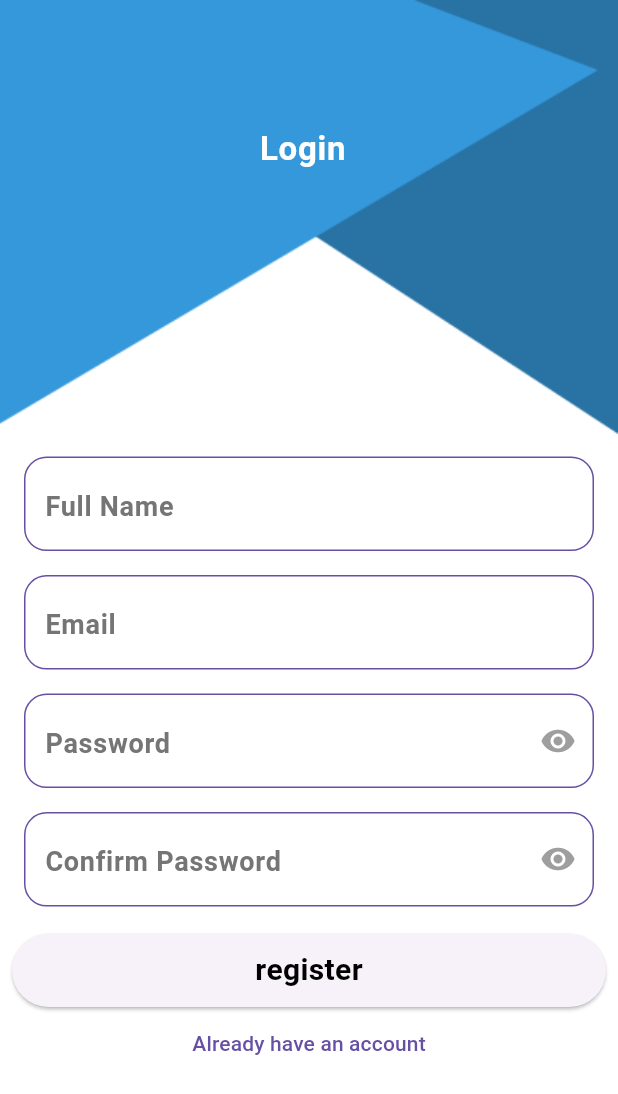
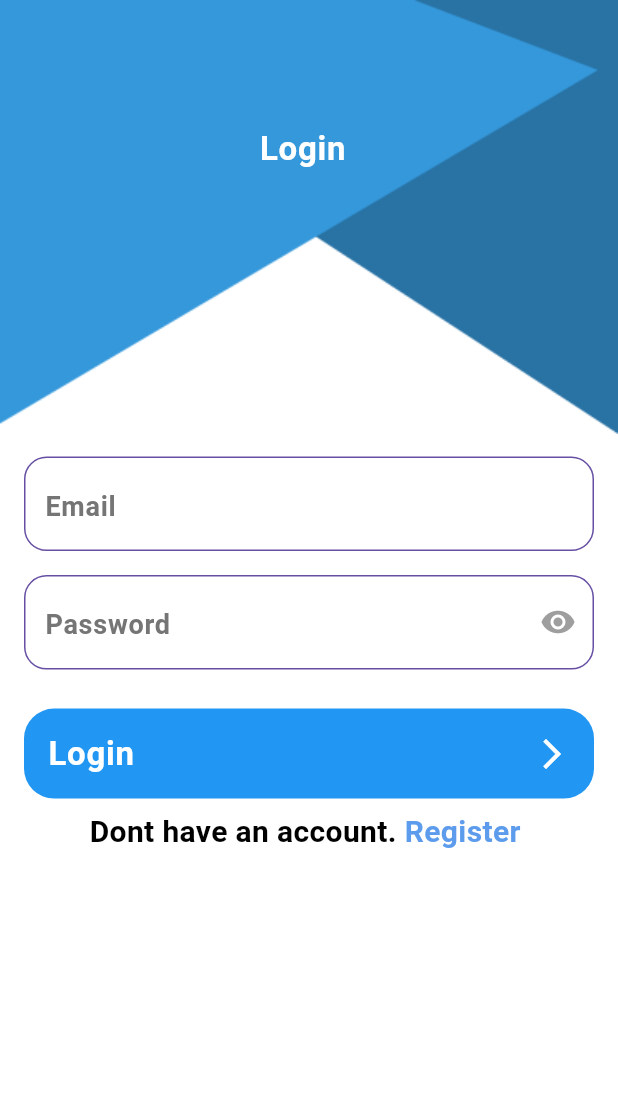
Before and after one commit to mohamedmousa2003/To-Do, a Flutter app: the screen it shows after launch, on a phone screen of 412 x 824 dp. Shown: the top 1094 px of the screen. Run offline on Flutter 3.47's test engine with Material 3 defaults, Android fonts, the phone set to English and light mode, and no system bars; our stand-ins replace cloud_firestore, date_picker_timeline, firebase_core, flutter_slidable, fluttertoast; accounts and stored records are empty; generated files the repository leaves out were written again.

Commit message:
add login

```diff
--- a/lib/main.dart
+++ b/lib/main.dart
@@ -33,7 +33,7 @@ class MyApp extends StatelessWidget {
     return MaterialApp(
       debugShowCheckedModeBanner: false,
       title: 'TO DO',
-      initialRoute: Register.routeName,
+      initialRoute: Login.routName,
       localizationsDelegates: AppLocalizations.localizationsDelegates,
       supportedLocales: AppLocalizations.supportedLocales,
       locale: Locale(provider.localeProvider),
@@ -41,8 +41,8 @@ class MyApp extends StatelessWidget {
       routes: {
         SplashScreen.routeName: (context) => const SplashScreen(),
         HomeLayout.routeName: (context) => HomeLayout(),
+        Login.routName: (context) => Login(),
         Register.routeName: (context) => Register(),
-        Login.routName: (context) => Login(),
       },
     );
   }
--- a/lib/pages/login/login.dart
+++ b/lib/pages/login/login.dart
@@ -1,16 +1,145 @@
 import 'package:flutter/material.dart';
+import 'package:todo/core/app_color.dart';
+import 'package:todo/pages/redister/register.dart';
+import 'package:todo/widget/tap_text.dart';
 
 class Login extends StatelessWidget {
-  const Login({super.key});
+  Login({super.key});
 
   static String routName = "login";
+  var password_Controller = TextEditingController();
+  var email_Controller = TextEditingController();
+  var formKey = GlobalKey<FormState>();
 
   @override
   Widget build(BuildContext context) {
+    var theme = Theme.of(context);
+    var mediaQuery = MediaQuery.of(context).size;
     return Scaffold(
-      body: Column(
-        children: [],
+      backgroundColor: whiteColor,
+      body: Stack(
+        children: [
+          Image.asset(
+            "assets/images/background_login.png",
+            fit: BoxFit.fill,
+            width: double.infinity,
+          ),
+          Positioned(
+              top: mediaQuery.height * 0.1,
+              left: mediaQuery.width * 0.42,
+              child: Text(
+                "Login",
+                style: theme.textTheme.bodyLarge,
+                textAlign: TextAlign.center,
+              )),
+          Form(
+            key: formKey,
+            child: SingleChildScrollView(
+              child: Column(
+                children: [
+                  SizedBox(
+                    height: MediaQuery.of(context).size.height * 0.35,
+                  ),
+                  Padding(
+                    padding: const EdgeInsets.all(8.0),
+                    child: Column(
+                      crossAxisAlignment: CrossAxisAlignment.stretch,
+                      children: [
+                        CustomTextField(
+                          controller: email_Controller,
+                          hint: "Email",
+                          onValidate: (text) {
+                            if (text == null || text.trim().isEmpty) {
+                              return "please enter your email";
+                            }
+                            final bool emailValid = RegExp(
+                                    r"^[a-zA-Z0-9.a-zA-Z0-9!#$%&'*+-/=?^_`{|}~]+@[a-zA-Z0-9]+\.[com]+")
+                                .hasMatch(text);
+                            if (!emailValid) {
+                              return "Please enter valid email content @[a-zA-Z0-9]";
+                            }
+                            return null;
+                          },
+                          keyboardType: TextInputType
+                              .emailAddress, // as to show @ in keyboard
+                        ),
+                        CustomTextField(
+                          controller: password_Controller,
+                          hint: "Password",
+                          isPassword: true,
+                          onValidate: (text) {
+                            if (text == null || text.trim().isEmpty) {
+                              return "please enter your password";
+                            }
+                            if (text.length < 6) {
+                              return "please enter password not less 6 char";
+                            }
+                            return null;
+                          },
+                          keyboardType: TextInputType
+                              .emailAddress, // as to show @ in keyboard
+                        ),
+                        SizedBox(
+                          height: 10,
+                        ),
+                        Padding(
+                          padding: const EdgeInsets.all(8.0),
+                          child: Container(
+                            height: 60,
+                            decoration: BoxDecoration(
+                                color: Colors.blue,
+                                borderRadius: BorderRadius.circular(20)),
+                            child: MaterialButton(
+                              onPressed: () {
+                                login();
+                              },
+                              child: Row(
+                                mainAxisAlignment:
+                                    MainAxisAlignment.spaceBetween,
+                                children: [
+                                  Text(
+                                    "Login",
+                                    style: theme.textTheme.bodyLarge,
+                                  ),
+                                  Icon(
+                                    Icons.arrow_forward_ios,
+                                    color: whiteColor,
+                                  ),
+                                ],
+                              ),
+                            ),
+                          ),
+                        ),
+                        Row(
+                          mainAxisAlignment: MainAxisAlignment.center,
+                          children: [
+                            Text("Dont have an account. "),
+                            InkWell(
+                                onTap: () {
+                                  Navigator.pushNamed(
+                                      context, Register.routeName);
+                                },
+                                child: Text(
+                                  "Register ",
+                                  style: TextStyle(color: blueColor),
+                                )),
+                          ],
+                        )
+                      ],
+                    ),
+                  ),
+                ],
+              ),
+            ),
+          )
+        ],
       ),
     );
   }
+
+  void login() {
+    if (formKey.currentState?.validate() == true) {
+      // register
+    }
+  }
 }
```
Also changed, not shown: pubspec.lock, pubspec.yaml (line endings or trailing spaces).
